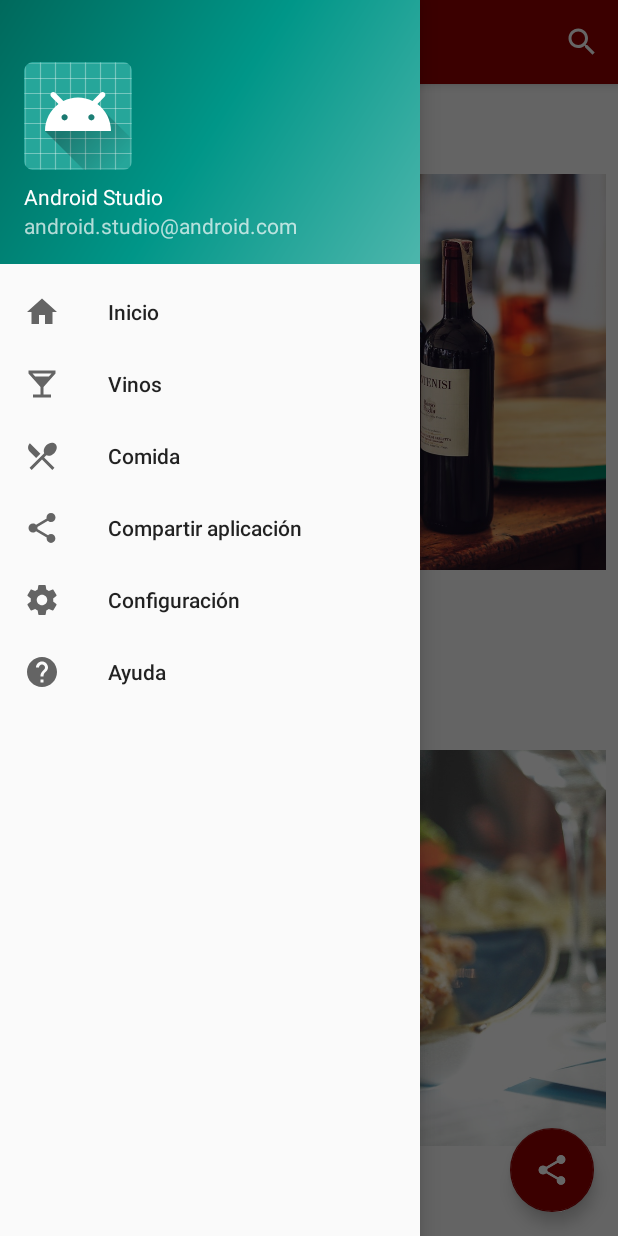
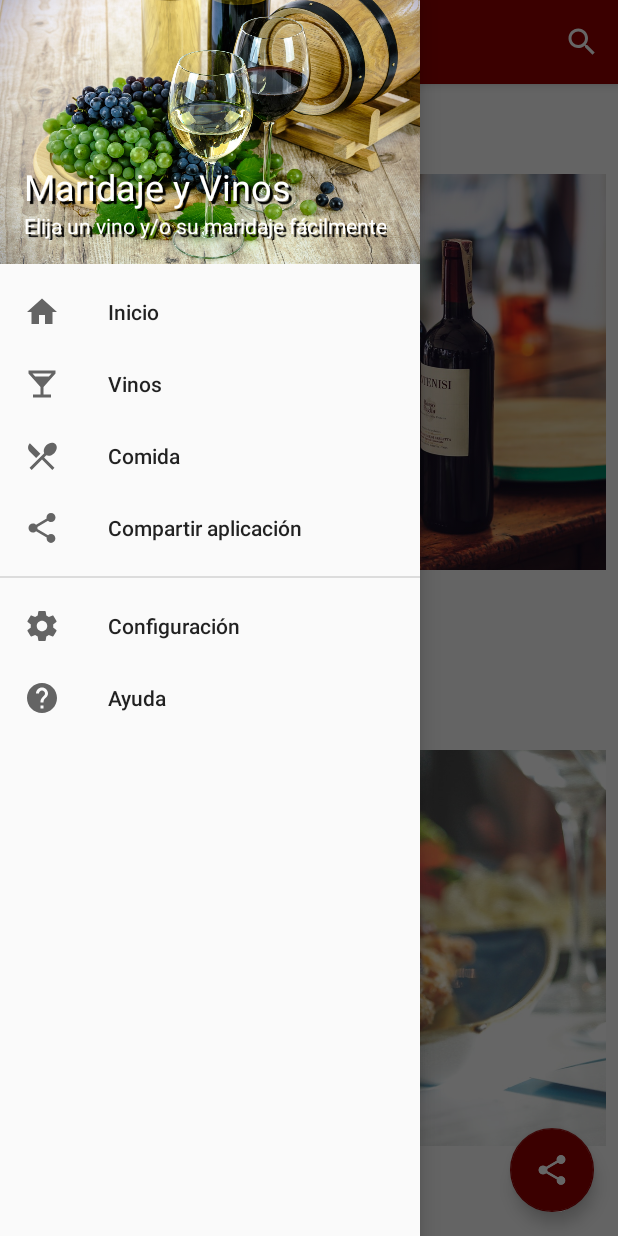
Before and after one commit to mmrapps/MaridajeAndVinos, an Android app: the screen it shows after launch (HomeActivity), with the side drawer open, on a phone screen of 412 x 824 dp. Run offline under Robolectric (Android 15) with nearby library versions, the phone set to English and light mode, and no system bars; our stand-ins replace Firebase (no records; nobody signed in at launch, a user with empty details on screens opened directly).

Commit message:
Cambios en diseño de menú de navegación y textos con contraste (shadow)

```diff
--- a/app/src/main/res/layout/activity_categories.xml
+++ b/app/src/main/res/layout/activity_categories.xml
@@ -21,7 +21,8 @@
             android:fitsSystemWindows="true"
             app:contentScrim="?attr/colorPrimary"
             app:layout_scrollFlags="scroll|exitUntilCollapsed"
-            app:toolbarId="@+id/toolbar">
+            app:toolbarId="@+id/toolbar"
+            style="@style/ActionBar">
 
             <ImageView
                 android:layout_width="fill_parent"
@@ -37,7 +38,7 @@
                 android:layout_width="match_parent"
                 android:layout_height="?attr/actionBarSize"
                 app:layout_collapseMode="pin"
-                app:popupTheme="@style/AppTheme.PopupOverlay" />
+                app:popupTheme="@style/AppTheme.PopupOverlay"/>
 
 
 
--- a/app/src/main/res/layout/nav_header_main.xml
+++ b/app/src/main/res/layout/nav_header_main.xml
@@ -3,7 +3,7 @@
     xmlns:app="http://schemas.android.com/apk/res-auto"
     android:layout_width="match_parent"
     android:layout_height="@dimen/nav_header_height"
-    android:background="@drawable/side_nav_bar"
+    android:background="@drawable/wines"
     android:gravity="bottom"
     android:orientation="vertical"
     android:paddingBottom="@dimen/activity_vertical_margin"
@@ -17,19 +17,30 @@
         android:layout_width="wrap_content"
         android:layout_height="wrap_content"
         android:paddingTop="@dimen/nav_header_vertical_spacing"
-        app:srcCompat="@mipmap/ic_launcher_round" />
+         />
 
     <TextView
         android:layout_width="match_parent"
         android:layout_height="wrap_content"
         android:paddingTop="@dimen/nav_header_vertical_spacing"
-        android:text="Android Studio"
-        android:textAppearance="@style/TextAppearance.AppCompat.Body1" />
+        android:shadowColor="@color/Black"
+        android:shadowDx="3"
+        android:shadowDy="3"
+        android:shadowRadius="0.01"
+        android:text="@string/app_name"
+        android:textAppearance="@style/TextAppearance.AppCompat.Body1"
+        android:textColor="@android:color/background_light"
+        android:textSize="24sp" />
 
     <TextView
         android:id="@+id/textView"
         android:layout_width="wrap_content"
         android:layout_height="wrap_content"
-        android:text="android.studio@android.com" />
+        android:shadowColor="@color/Black"
+        android:shadowDx="3"
+        android:shadowDy="3"
+        android:shadowRadius="0.01"
+        android:text="@string/app_slogan"
+        android:textColor="@android:color/background_light" />
 
 </LinearLayout>
--- a/app/src/main/res/menu/activity_main_drawer.xml
+++ b/app/src/main/res/menu/activity_main_drawer.xml
@@ -4,7 +4,9 @@
     xmlns:tools="http://schemas.android.com/tools"
     tools:showIn="navigation_view">
 
-    <group android:checkableBehavior="single">
+    <group
+        android:checkableBehavior="single"
+        android:id="@+id/group1">
             <item
                 android:id="@+id/nav_home"
                 android:icon="@drawable/ic_home_black_24dp"
@@ -22,7 +24,10 @@
                 android:icon="@drawable/ic_menu_share"
                 android:title="@string/nav_share" />
     </group>
-    <group>
+
+    <group
+        android:checkableBehavior="single"
+        android:id="@+id/group2">
             <item
                 android:id="@+id/nav_settings"
                 android:icon="@drawable/ic_settings_black"
--- a/app/src/main/res/values/colors.xml
+++ b/app/src/main/res/values/colors.xml
@@ -3,4 +3,10 @@
     <color name="colorPrimary">#930000</color>
     <color name="colorPrimaryDark">#5F0000</color>
     <color name="colorAccent">#930000</color>
+    <color name="White">#FFF</color>
+    <color name="Black">#000</color>
+    <color name="Grey">#7F7F7F</color>
+    <color name="DarkGrey">#4F4F4F</color>
+    <color name="Green">#0F0</color>
+    <color name="TransparentGrey">#7F000000</color>
 </resources>
--- a/app/src/main/res/values/strings.xml
+++ b/app/src/main/res/values/strings.xml
@@ -7,6 +7,7 @@
     <string name="action_settings">Settings</string>
     <string name="search">Buscar</string>
 
+    <string name="app_slogan">Elija un vino y/o su maridaje fácilmente</string>
     <string name="nav_home">Inicio</string>
     <string name="nav_wine">Vinos</string>
     <string name="nav_food">Comida</string>
```
Also changed, not shown: app/src/main/res/layout/category_card_view.xml (+8 -4 lines), app/src/main/res/values/styles.xml (+8 -0 lines), app/src/main/res/drawable/vine.jpeg (added), app/src/main/res/drawable/wines.jpg (added). Lines whose indentation alone changed are shown as unchanged.
